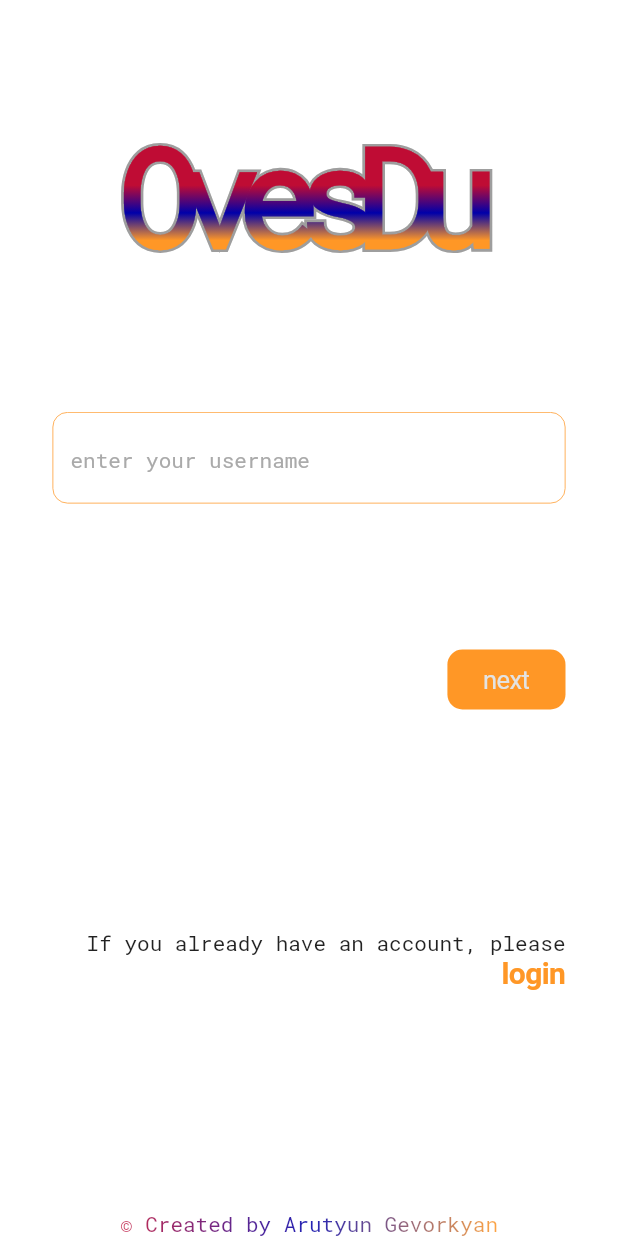
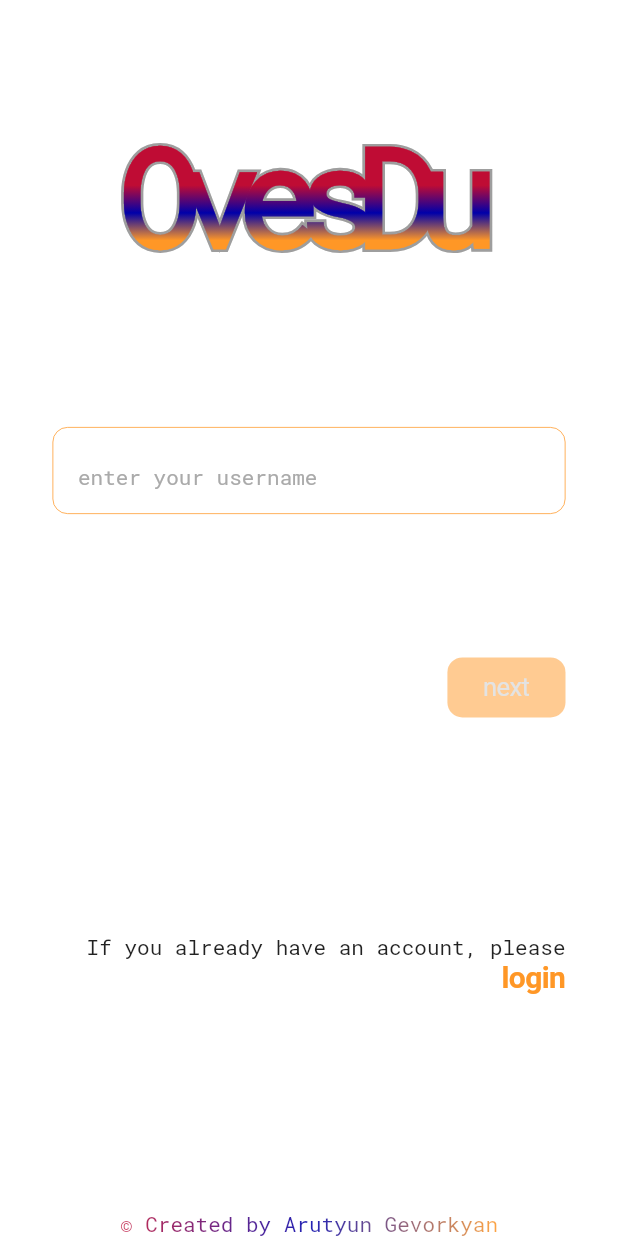
Before and after one commit to arutyun88/ovesdu_mobile, a Flutter app: the screen it shows after launch, on a phone screen of 412 x 824 dp. Run offline on Flutter 3.47's test engine with Material 2 defaults, Android fonts, the phone set to English and light mode, and no system bars.

Commit message:
ui: auth page: text field and text theme

```diff
--- a/lib/config/app_colors.dart
+++ b/lib/config/app_colors.dart
@@ -1,11 +1,11 @@
 import 'package:flutter/material.dart';
 
 class AppColors {
-  static const Color lightBackground = Color(0xFFFFFFFF);
-  static const Color lightText = Color(0xFF1E1E28);
+  static const Color lightBackground = Color.fromRGBO(255, 255, 255, 1);
+  static const Color lightText = Color.fromRGBO(30, 30, 40, 1);
 
-  static const Color darkBackground = Color(0xFF1E1E28);
-  static const Color darkText = Color(0xFFFFFFFF);
+  static const Color darkBackground = Color.fromRGBO(30, 30, 40, 1);
+  static const Color darkText = Color.fromRGBO(255, 255, 255, 1);
 
   static const Color textButton = Color(0xFFFF9726);
   static const Color selectedItemColor = Color(0xFFFF9726);
@@ -22,12 +22,14 @@ class AppColors {
   static const gradientFlagVertical = LinearGradient(
     begin: Alignment.topCenter,
     end: Alignment.bottomCenter,
-    colors: [AppColors.red, AppColors.blue, AppColors.orange],
+    colors: _flagColors,
   );
 
   static const gradientFlagHorizontal = LinearGradient(
     begin: Alignment.centerLeft,
     end: Alignment.centerRight,
-    colors: [AppColors.red, AppColors.blue, AppColors.orange],
+    colors: _flagColors,
   );
+
+  static const _flagColors = [AppColors.red, AppColors.blue, AppColors.orange];
 }
--- a/lib/config/app_theme.dart
+++ b/lib/config/app_theme.dart
@@ -6,9 +6,17 @@ abstract class AppTheme {
     brightness: Brightness.light,
     scaffoldBackgroundColor: AppColors.lightBackground,
     backgroundColor: AppColors.lightBackground,
-    hintColor: AppColors.hintTextColor,
+    textTheme: TextTheme(
+      headline5: ThemeData.dark().textTheme.headline5?.copyWith(
+            color: AppColors.lightText,
+          ),
+    ),
     inputDecorationTheme: const InputDecorationTheme(
-      hintStyle: TextStyle(fontSize: 14.0, fontWeight: FontWeight.w400),
+      hintStyle: TextStyle(
+        fontSize: 14.0,
+        fontWeight: FontWeight.w400,
+        color: AppColors.hintTextColor,
+      ),
       labelStyle: TextStyle(fontSize: 14.0, fontWeight: FontWeight.w400),
     ),
   );
@@ -17,10 +25,22 @@ abstract class AppTheme {
     brightness: Brightness.dark,
     scaffoldBackgroundColor: AppColors.darkBackground,
     backgroundColor: AppColors.darkBackground,
-    hintColor: AppColors.hintTextColor,
+    textTheme: TextTheme(
+      headline5: ThemeData.dark().textTheme.headline5?.copyWith(
+            color: AppColors.darkText,
+          ),
+    ),
     inputDecorationTheme: const InputDecorationTheme(
-      hintStyle: TextStyle(fontSize: 14.0, fontWeight: FontWeight.w400),
+      hintStyle: TextStyle(
+        fontSize: 14.0,
+        fontWeight: FontWeight.w400,
+        color: AppColors.hintTextColor,
+      ),
       labelStyle: TextStyle(fontSize: 14.0, fontWeight: FontWeight.w400),
     ),
   );
 }
+
+extension TextStyleExt on TextTheme {
+  get hintStyle2 => const TextStyle(color: AppColors.red);
+}
--- a/lib/ui/pages/auth_page.dart
+++ b/lib/ui/pages/auth_page.dart
@@ -1,24 +1,59 @@
 import 'package:flutter/cupertino.dart';
 import 'package:flutter/material.dart';
 import 'package:ovesdu_mobile/config/app_colors.dart';
+import 'package:ovesdu_mobile/ui/widgets/created_by_widget.dart';
+import 'package:ovesdu_mobile/ui/widgets/fields/custom_text_field.dart';
 import 'package:ovesdu_mobile/ui/widgets/logo_sliver_delegate.dart';
 
-class AuthPage extends StatelessWidget {
+class AuthPage extends StatefulWidget {
   const AuthPage({
     Key? key,
   }) : super(key: key);
 
   @override
+  State<AuthPage> createState() => _AuthPageState();
+}
+
+class _AuthPageState extends State<AuthPage> {
+  late FocusNode _loginFocus;
+  late TextEditingController _controller;
+  late bool isComplete;
+
+  @override
+  void initState() {
+    super.initState();
+    _loginFocus = FocusNode();
+    _controller = TextEditingController();
+    isComplete = _controller.text.isNotEmpty;
+  }
+
+  @override
+  void dispose() {
+    _loginFocus.dispose();
+    _controller.dispose();
+    super.dispose();
+  }
+
+  @override
   Widget build(BuildContext context) {
     return Scaffold(
       body: SafeArea(
-        // bottom: false,
+        child: GestureDetector(
+          onTap: () {
+            setState(() {
+              FocusManager.instance.primaryFocus?.unfocus();
+            });
+          },
+          child: Center(
+            child: Container(
+              constraints: const BoxConstraints(maxWidth: 500),
               child: CustomScrollView(
                 physics: const ClampingScrollPhysics(),
                 slivers: [
                   SliverPersistentHeader(
-              // pinned: true,
-              delegate: LogoDelegate(MediaQuery.of(context).size.height / 3),
+                    delegate: LogoDelegate(
+                      MediaQuery.of(context).size.height / 3,
+                    ),
                   ),
                   SliverFillRemaining(
                     hasScrollBody: false,
@@ -26,41 +61,44 @@ class AuthPage extends StatelessWidget {
                       padding: const EdgeInsets.symmetric(horizontal: 35.0),
                       child: Column(
                         children: [
-                    TextField(
-                      decoration: InputDecoration(
+                          CustomTextField(
                             hintText: 'enter your username',
-                        enabledBorder: OutlineInputBorder(
-                          borderRadius: BorderRadius.circular(10.0),
-                          borderSide: const BorderSide(
-                            width: .5,
-                            color: AppColors.orange,
-                          ),
-                        ),
-                        focusedBorder: OutlineInputBorder(
-                          borderRadius: BorderRadius.circular(10.0),
-                          borderSide: const BorderSide(
-                            width: 1.0,
-                            color: AppColors.orange,
-                          ),
-                        ),
-                      ),
+                            labelText: 'username',
+                            controller: _controller,
+                            loginFocus: _loginFocus,
+                            onTap: () {
+                              setState(() {
+                                _loginFocus.hasFocus;
+                              });
+                            },
+                            onChanged: (value) {
+                              setState(() {
+                                _controller.text.trim().isNotEmpty
+                                    ? isComplete = true
+                                    : isComplete = false;
+                              });
+                            },
                           ),
                           Flexible(
                             flex: 2,
                             child: Container(
-                        constraints: const BoxConstraints(minHeight: 40.0),
+                              constraints: const BoxConstraints(
+                                minHeight: 40.0,
+                              ),
                             ),
                           ),
                           Row(
+                            mainAxisAlignment: MainAxisAlignment.end,
                             children: [
-                        const Spacer(),
                               CupertinoButton(
                                 minSize: 0,
                                 padding: EdgeInsets.zero,
                                 child: Container(
                                   decoration: BoxDecoration(
                                     borderRadius: BorderRadius.circular(10.0),
-                              color: AppColors.orange,
+                                    color: isComplete
+                                        ? AppColors.orange
+                                        : AppColors.orange.withOpacity(.5),
                                   ),
                                   padding: const EdgeInsets.symmetric(
                                     horizontal: 24.0,
@@ -73,29 +111,33 @@ class AuthPage extends StatelessWidget {
                                     ),
                                   ),
                                 ),
-                          onPressed: () {},
+                                onPressed: isComplete ? () {} : null,
                               ),
                             ],
                           ),
                           Flexible(
                             flex: 3,
                             child: Container(
-                        constraints: const BoxConstraints(minHeight: 60.0),
+                              constraints: const BoxConstraints(
+                                minHeight: 60.0,
+                              ),
                             ),
                           ),
                           Row(
+                            mainAxisAlignment: MainAxisAlignment.end,
                             children: const [
-                        Spacer(),
-                        Text(
+                              Flexible(
+                                child: Text(
                                   'If you already have an account, please',
                                   textAlign: TextAlign.end,
                                   style: TextStyle(fontSize: 14.0),
                                 ),
+                              ),
                             ],
                           ),
                           Row(
+                            mainAxisAlignment: MainAxisAlignment.end,
                             children: [
-                        const Spacer(),
                               CupertinoButton(
                                 minSize: 0,
                                 padding: EdgeInsets.zero,
@@ -114,19 +156,13 @@ class AuthPage extends StatelessWidget {
                           Flexible(
                             flex: 3,
                             child: Container(
-                        constraints: const BoxConstraints(minHeight: 60.0),
+                              constraints: const BoxConstraints(
+                                minHeight: 60.0,
                               ),
                             ),
-                    ShaderMask(
-                      blendMode: BlendMode.srcIn,
-                      shaderCallback: (bounds) =>
-                          AppColors.gradientFlagHorizontal.createShader(
-                        Rect.fromLTWH(0, 0, bounds.width, bounds.height),
                           ),
-                      child: const Text(
-                        '© Created by Arutyun Gevorkyan',
-                        style: TextStyle(
-                          fontSize: 14.0,
+                          const CreatedByWidget(),
+                        ],
                       ),
                     ),
                   ),
@@ -134,7 +170,6 @@ class AuthPage extends StatelessWidget {
               ),
             ),
           ),
-          ],
         ),
       ),
     );
--- /dev/null
+++ b/lib/ui/widgets/created_by_widget.dart
@@ -0,0 +1,23 @@
+import 'package:flutter/material.dart';
+import 'package:ovesdu_mobile/config/app_colors.dart';
+
+class CreatedByWidget extends StatelessWidget {
+  const CreatedByWidget({
+    Key? key,
+  }) : super(key: key);
+
+  @override
+  Widget build(BuildContext context) {
+    return ShaderMask(
+      blendMode: BlendMode.srcIn,
+      shaderCallback: (bounds) => AppColors.gradientFlagHorizontal.createShader(
+        Rect.fromLTWH(0, 0, bounds.width, bounds.height),
+      ),
+      child: const Text(
+        '© Created by Arutyun Gevorkyan',
+        textAlign: TextAlign.center,
+        style: TextStyle(fontSize: 14.0),
+      ),
+    );
+  }
+}
--- /dev/null
+++ b/lib/ui/widgets/fields/custom_text_field.dart
@@ -0,0 +1,80 @@
+import 'package:flutter/material.dart';
+import 'package:ovesdu_mobile/config/app_colors.dart';
+
+class CustomTextField extends StatelessWidget {
+  const CustomTextField({
+    Key? key,
+    required this.hintText,
+    required this.labelText,
+    required this.loginFocus,
+    required this.onTap,
+    required this.onChanged,
+    required this.controller,
+  }) : super(key: key);
+
+  final String hintText;
+  final String labelText;
+  final FocusNode loginFocus;
+  final Function() onTap;
+  final Function(String) onChanged;
+  final TextEditingController controller;
+
+  @override
+  Widget build(BuildContext context) {
+    final hintStyle = Theme.of(context).inputDecorationTheme.hintStyle!;
+    return Stack(
+      children: [
+        Container(
+          margin: const EdgeInsets.only(top: 10.0),
+          decoration: BoxDecoration(
+            borderRadius: BorderRadius.circular(10.0),
+            border: Border.all(
+              width: loginFocus.hasFocus ? 1.0 : .5,
+              color: AppColors.orange,
+            ),
+          ),
+          padding: EdgeInsets.all(loginFocus.hasFocus ? 12.0 : 12.5),
+          child: TextField(
+            controller: controller,
+            focusNode: loginFocus,
+            onTap: onTap,
+            onChanged: onChanged,
+            cursorWidth: 1.0,
+            cursorHeight: 27.0,
+            cursorColor: hintStyle.color,
+            style: Theme.of(context).textTheme.headline5,
+            decoration: InputDecoration(
+              isCollapsed: true,
+              contentPadding: const EdgeInsets.symmetric(horizontal: 4.0),
+              hintText: hintText,
+              hintStyle: hintStyle,
+              focusedBorder: UnderlineInputBorder(
+                borderSide: BorderSide(width: .5, color: hintStyle.color!),
+              ),
+              border: const UnderlineInputBorder(borderSide: BorderSide.none),
+            ),
+          ),
+        ),
+        loginFocus.hasFocus
+            ? Positioned(
+                top: 0.0,
+                left: 14.0,
+                child: Container(
+                  height: 20,
+                  padding: const EdgeInsets.symmetric(horizontal: 8.0),
+                  color: AppColors.lightBackground,
+                  child: Text(
+                    labelText,
+                    style: TextStyle(
+                      fontSize: 14,
+                      fontWeight: FontWeight.w400,
+                      color: hintStyle.color,
+                    ),
+                  ),
+                ),
+              )
+            : const SizedBox()
+      ],
+    );
+  }
+}
```
Lines whose indentation alone changed are shown as unchanged.
